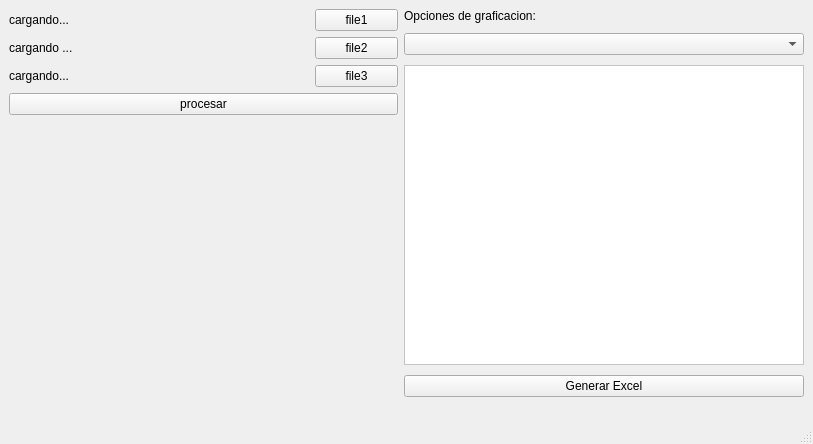
First picture: the form in mainwindow.ui, repository HitrafficGroup/excel-cal60, before the edit.
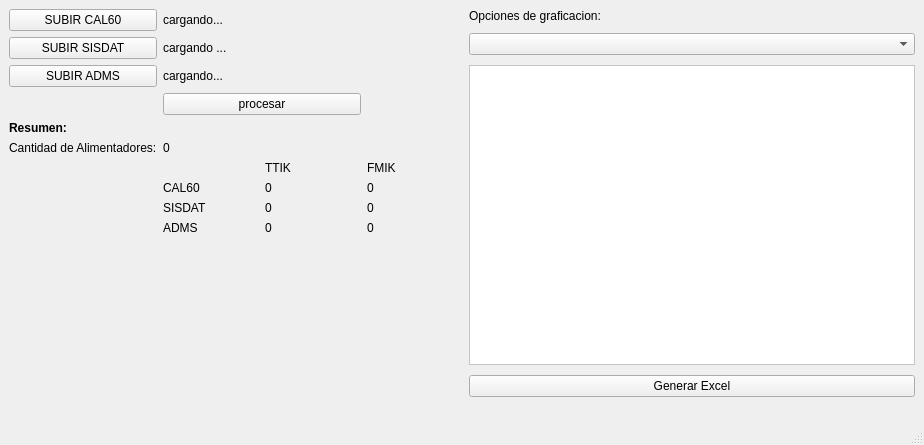
Second picture: the form after the edit.

Commit message: se agrega el resumen y la grafica del excel

The edit to the form file:
```diff
--- a/mainwindow.ui
+++ b/mainwindow.ui
@@ -6,8 +6,8 @@
    <rect>
     <x>0</x>
     <y>0</y>
-    <width>813</width>
-    <height>444</height>
+    <width>924</width>
+    <height>445</height>
    </rect>
   </property>
   <property name="windowTitle">
@@ -21,38 +21,106 @@
        <layout class="QVBoxLayout" name="verticalLayout_4">
         <item>
          <layout class="QGridLayout" name="gridLayout">
-          <item row="0" column="0">
-           <widget class="QLabel" name="txtFile1">
-            <property name="minimumSize">
-             <size>
-              <width>300</width>
-              <height>0</height>
-             </size>
-            </property>
+          <item row="12" column="1">
+           <widget class="QLabel" name="label_5">
             <property name="text">
-             <string>cargando...</string>
+             <string>SISDAT</string>
             </property>
            </widget>
           </item>
-          <item row="1" column="1">
-           <widget class="QPushButton" name="btnFile2">
+          <item row="7" column="0">
+           <widget class="QLabel" name="label_2">
             <property name="text">
-             <string>file2</string>
+             <string>Cantidad de Alimentadores:</string>
             </property>
            </widget>
           </item>
-          <item row="2" column="1">
+          <item row="3" column="0">
            <widget class="QPushButton" name="btnFile3">
             <property name="text">
-             <string>file3</string>
+             <string>SUBIR ADMS</string>
+            </property>
+           </widget>
+          </item>
+          <item row="11" column="1">
+           <widget class="QLabel" name="label_3">
+            <property name="text">
+             <string>CAL60</string>
+            </property>
+           </widget>
+          </item>
+          <item row="13" column="1">
+           <widget class="QLabel" name="label_6">
+            <property name="text">
+             <string>ADMS</string>
+            </property>
+           </widget>
+          </item>
+          <item row="9" column="3">
+           <widget class="QLabel" name="label_11">
+            <property name="minimumSize">
+             <size>
+              <width>40</width>
+              <height>0</height>
+             </size>
+            </property>
+            <property name="text">
+             <string>FMIK</string>
+            </property>
+           </widget>
+          </item>
+          <item row="2" column="0">
+           <widget class="QPushButton" name="btnFile2">
+            <property name="text">
+             <string>SUBIR SISDAT</string>
             </property>
            </widget>
           </item>
           <item row="1" column="0">
+           <widget class="QPushButton" name="btnFile1">
+            <property name="text">
+             <string>SUBIR CAL60</string>
+            </property>
+           </widget>
+          </item>
+          <item row="9" column="2">
+           <widget class="QLabel" name="label_8">
+            <property name="minimumSize">
+             <size>
+              <width>40</width>
+              <height>0</height>
+             </size>
+            </property>
+            <property name="text">
+             <string>TTIK</string>
+            </property>
+           </widget>
+          </item>
+          <item row="7" column="1" colspan="3">
+           <widget class="QLabel" name="ctd">
+            <property name="text">
+             <string>0</string>
+            </property>
+           </widget>
+          </item>
+          <item row="1" column="1" colspan="3">
+           <widget class="QLabel" name="txtFile1">
+            <property name="minimumSize">
+             <size>
+              <width>300</width>
+              <height>0</height>
+             </size>
+            </property>
+            <property name="text">
+             <string>cargando...</string>
+            </property>
+           </widget>
+          </item>
+          <item row="2" column="1" colspan="3">
            <widget class="QLabel" name="txtFile2">
             <property name="minimumSize">
              <size>
-              <width>300</width>
+              <width>200</width>
               <height>0</height>
              </size>
             </property>
@@ -67,40 +135,94 @@
             </property>
            </widget>
           </item>
-          <item row="3" column="0" colspan="2">
+          <item row="3" column="1" colspan="3">
+           <widget class="QLabel" name="txtFile3">
+            <property name="minimumSize">
+             <size>
+              <width>200</width>
+              <height>0</height>
+             </size>
+            </property>
+            <property name="maximumSize">
+             <size>
+              <width>300</width>
+              <height>16777215</height>
+             </size>
+            </property>
+            <property name="text">
+             <string>cargando...</string>
+            </property>
+           </widget>
+          </item>
+          <item row="5" column="1" colspan="2">
            <widget class="QPushButton" name="btnProcess">
             <property name="text">
              <string>procesar</string>
             </property>
            </widget>
           </item>
-          <item row="0" column="1">
-           <widget class="QPushButton" name="btnFile1">
+          <item row="6" column="0">
+           <widget class="QLabel" name="label">
+            <property name="font">
+             <font>
+              <bold>true</bold>
+             </font>
+            </property>
             <property name="text">
-             <string>file1</string>
+             <string>Resumen:</string>
             </property>
            </widget>
           </item>
-          <item row="2" column="0">
-           <widget class="QLabel" name="txtFile3">
-            <property name="minimumSize">
-             <size>
-              <width>300</width>
-              <height>0</height>
-             </size>
+          <item row="6" column="1">
+           <widget class="QLabel" name="alimentador">
+            <property name="text">
+             <string/>
             </property>
-            <property name="maximumSize">
-             <size>
-              <width>300</width>
-              <height>16777215</height>
-             </size>
+           </widget>
+          </item>
+          <item row="11" column="2">
+           <widget class="QLabel" name="cal1">
+            <property name="text">
+             <string>0</string>
             </property>
+           </widget>
+          </item>
+          <item row="11" column="3">
+           <widget class="QLabel" name="cal2">
             <property name="text">
-             <string>cargando...</string>
+             <string>0</string>
             </property>
            </widget>
           </item>
-          <item row="4" column="0" colspan="2">
+          <item row="12" column="2">
+           <widget class="QLabel" name="sis1">
+            <property name="text">
+             <string>0</string>
+            </property>
+           </widget>
+          </item>
+          <item row="12" column="3">
+           <widget class="QLabel" name="sis2">
+            <property name="text">
+             <string>0</string>
+            </property>
+           </widget>
+          </item>
+          <item row="13" column="2">
+           <widget class="QLabel" name="adms1">
+            <property name="text">
+             <string>0</string>
+            </property>
+           </widget>
+          </item>
+          <item row="13" column="3">
+           <widget class="QLabel" name="adms2">
+            <property name="text">
+             <string>0</string>
+            </property>
+           </widget>
+          </item>
+          <item row="15" column="0">
            <spacer name="verticalSpacer_2">
             <property name="orientation">
              <enum>Qt::Vertical</enum>
@@ -145,7 +267,7 @@
           </property>
           <property name="maximumSize">
            <size>
-            <width>300</width>
+            <width>900</width>
             <height>300</height>
            </size>
           </property>
```
The commit also changes 2 other files.
